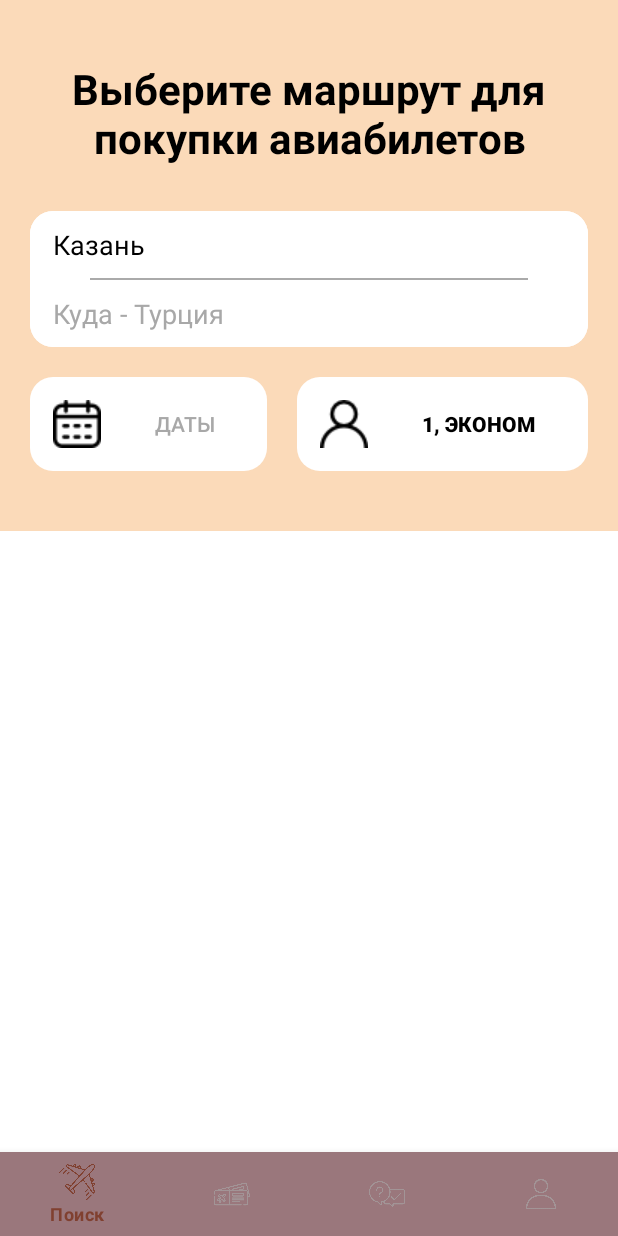
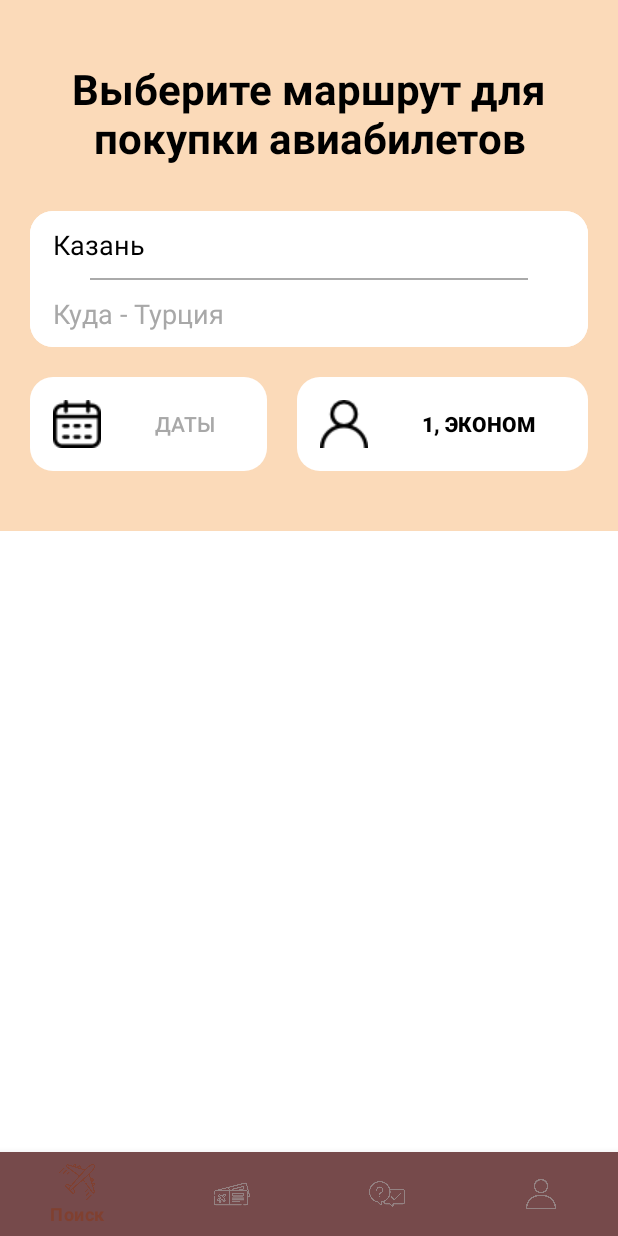
Before and after one commit to nametttt/OchyMobil, an Android app: the screen it shows after launch once a user with an empty profile is signed in (MainActivity), on a phone screen of 412 x 824 dp. Run offline under Robolectric (Android 15) with nearby library versions, the phone set to English and light mode, and no system bars; our stand-ins replace Firebase (no records; nobody signed in at launch, a user with empty details on screens opened directly); 2 statements that could not run were skipped.

Commit message:
кнопка норм цвет

```diff
--- a/app/src/main/res/layout/activity_main.xml
+++ b/app/src/main/res/layout/activity_main.xml
@@ -22,6 +22,6 @@
         android:layout_alignParentBottom="true"
         android:layout_height="?actionBarSize"
         android:theme="@style/AppTheme"
-        app:backgroundTint="#9A777C"
+        app:backgroundTint="#FF764A4B"
         app:menu="@menu/bnb" />
 </RelativeLayout>
```
